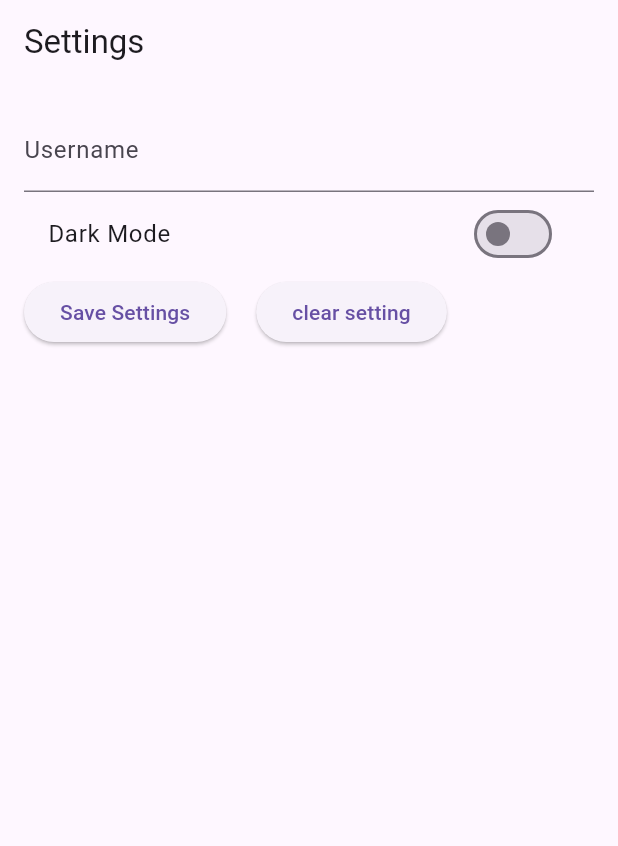
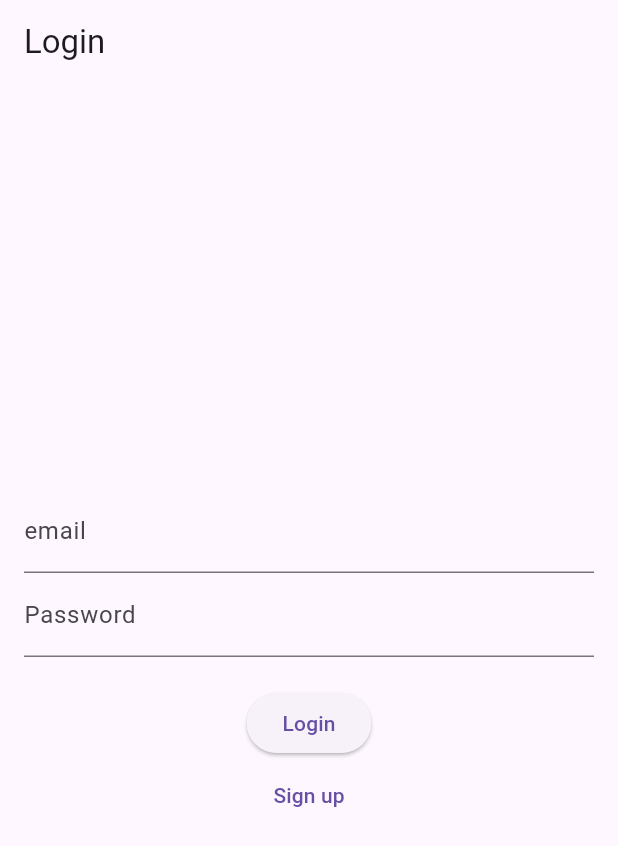
Before and after one commit to HasanAlsaiaari/flutter-course-assignments-2025-2026, a Flutter app: the screen it shows after launch, on a phone screen of 412 x 824 dp. Shown: the top 846 px of the screen. Run offline on Flutter 3.47's test engine with Material 3 defaults, Android fonts, the phone set to English and light mode, and no system bars; our stand-ins replace shared_preferences.

Commit message:
Shared_Preferences-full_example

```diff
--- /dev/null
+++ b/lib/LoginPage.dart
@@ -0,0 +1,76 @@
+
+import 'package:flutter/material.dart';
+import 'package:shared_preferences/shared_preferences.dart';
+import 'HomePage.dart';
+import 'SignUpPage.dart';
+
+class LoginPage extends StatefulWidget {
+  @override
+  _LoginPageState createState() => _LoginPageState();
+}
+
+class _LoginPageState extends State<LoginPage> {
+  final TextEditingController _emailController = TextEditingController();
+  final TextEditingController _passwordController = TextEditingController();
+  String? _errorMessage;
+
+  Future<void> _login() async {
+    final SharedPreferences prefs = await SharedPreferences.getInstance();
+    final String? savedUsername = prefs.getString('username');
+    final String? savedemail = prefs.getString('email');
+    final String? savedPassword = prefs.getString('password');
+
+    if (_emailController.text == savedemail &&
+        _passwordController.text == savedPassword) {
+      Navigator.pushReplacement(
+        context,
+        MaterialPageRoute(builder: (context) => HomePage(username: savedUsername!)),
+      );
+    } else {
+      setState(() {
+        _errorMessage = 'Invalid email or password';
+      });
+    }
+  }
+
+  @override
+  Widget build(BuildContext context) {
+    return MaterialApp(
+      home: Scaffold(
+        appBar: AppBar(title: Text('Login')),
+        body: Padding(
+          padding: EdgeInsets.all(16.0),
+          child: Column(
+            mainAxisAlignment: MainAxisAlignment.center,
+            children: [
+              TextField(
+                controller: _emailController,
+                decoration: InputDecoration(labelText: 'email'),
+              ),
+              TextField(
+                controller: _passwordController,
+                decoration: InputDecoration(labelText: 'Password'),
+                obscureText: true,
+              ),
+              SizedBox(height: 20),
+              ElevatedButton(
+                onPressed: _login,
+                child: Text('Login'),
+              ),
+              TextButton(
+                onPressed: () {
+                  Navigator.push(
+                    context,
+                    MaterialPageRoute(builder: (context) => SignUpPage()),
+                  );
+                },
+                child: Text('Sign up'),
+              ),
+              if (_errorMessage != null) Text(_errorMessage!, style: TextStyle(color: Colors.red)),
+            ],
+          ),
+        ),
+      ),
+    );
+  }
+}
--- /dev/null
+++ b/lib/SignUpPage.dart
@@ -0,0 +1,109 @@
+import 'package:flutter/material.dart';
+import 'package:shared_preferences/shared_preferences.dart';
+import 'LoginPage.dart';
+
+class SignUpPage extends StatefulWidget {
+  @override
+  _SignUpPageState createState() => _SignUpPageState();
+}
+
+class _SignUpPageState extends State<SignUpPage> {
+  final _formKey = GlobalKey<FormState>();
+
+  final TextEditingController _usernameController = TextEditingController();
+  final TextEditingController _emailController = TextEditingController();
+  final TextEditingController _passwordController = TextEditingController();
+
+
+  Future<void> _signUp() async {
+    if (_formKey.currentState!.validate()) {
+      _formKey.currentState!.save();
+      //print('Name: $_name, Email: $_email, Password : ${_passwordController.text}');
+
+    final SharedPreferences prefs = await SharedPreferences.getInstance();
+    await prefs.setString('username', _usernameController.text);
+    await prefs.setString('email', _emailController.text);
+    await prefs.setString('password', _passwordController.text);
+
+    Navigator.pushReplacement(
+      context,
+      MaterialPageRoute(builder: (context) => LoginPage()),
+    );
+    }
+  }
+
+  @override
+  Widget build(BuildContext context) {
+    return MaterialApp(
+      home: Scaffold(
+        appBar: AppBar(title: Text('Sign Up')),
+        body: Padding(
+          padding: EdgeInsets.all(16.0),
+          child: Form(
+            key: _formKey,
+            child: Column(
+              mainAxisAlignment: MainAxisAlignment.center,
+              children: [
+                TextFormField(
+                  decoration: InputDecoration(labelText: 'Email'),
+                  validator: (value) {
+                    if (value == null || value.isEmpty) {
+                      return 'Please enter your E_mail';
+                    }
+                    return null;
+                  },
+                  onSaved: (value) {
+                    _usernameController.text = value!;
+                  },
+                ),
+                TextFormField(
+                  decoration: InputDecoration(labelText: 'Email'),
+                  validator: (value) {
+                    if (value == null || value.isEmpty) {
+                      return 'Please enter your email';
+                    } else if (!RegExp(r"^[a-zA-Z0-9.a-zA-Z0-9.!#$%&'*+-/=?^_`{|}~]+@[a-zA-Z0-9]+\.[a-zA-Z]+").hasMatch(value!)) {
+                      return 'Please enter a valid email address';
+                    }
+                    return null;
+                  },
+                  onSaved: (value) {
+                    _emailController.text = value!;
+                  },
+                ),
+                TextFormField(
+
+                  decoration: InputDecoration(labelText: 'Password'),
+                  obscureText: true,
+                  validator: (value) {
+                    if (value == null || value.isEmpty) {
+                      return 'Please enter your password';
+                    }
+                    else if (value!.length<8) {
+                      return ' password should be at least 8 chars';
+                    }else if (!RegExp("[a-z]").hasMatch(value!)) {
+                      return ' password should at least one lowercase chars';
+                    }else if (!RegExp("[A-Z]").hasMatch(value!)) {
+                      return ' password should at least one uppercase chars';
+                    }else if (!RegExp("[!#\$%&'*+-/=?^_`{|}~@]").hasMatch(value!)) {
+                      return ' password should at least one symbol';
+                    }else if (!RegExp("[0-9]").hasMatch(value!)) {
+                      return ' password should at least one number';
+                    }
+                    return null;
+                  },
+                  onSaved: (value) {
+                    _passwordController.text = value!;
+                  },
+                ),
+                ElevatedButton(
+                  onPressed: _signUp,
+                  child: Text('Sign Up'),
+                ),
+              ],
+            ),
+          ),
+        ),
+      ),
+    );
+  }
+}
--- a/lib/main.dart
+++ b/lib/main.dart
@@ -1,89 +1,20 @@
 
 import 'package:flutter/material.dart';
-import 'package:shared_preferences/shared_preferences.dart';
 
+import 'LoginPage.dart';
 void main() {
-  runApp(SettingsPage());
-}
-class SettingsPage extends StatefulWidget {
-  @override
-  _SettingsPageState createState() => _SettingsPageState();
+  runApp(MyApp());
 }
 
-class _SettingsPageState extends State<SettingsPage> {
-  TextEditingController _usernameController = TextEditingController();
-  bool _darkModeEnabled = false;
-
-  @override
-  void initState() {
-    super.initState();
-    _loadSettings();
-  }
-
-  // Method to load saved settings
-  Future<void> _loadSettings() async {
-    final prefs = await SharedPreferences.getInstance();
-    setState(() {
-      _usernameController.text = prefs.getString('username') ?? '';
-      _darkModeEnabled = prefs.getBool('darkMode') ?? false;
-    });
-  }
-
-  // Method to save settings
-  Future<void> _saveSettings() async {
-    final prefs = await SharedPreferences.getInstance();
-    await prefs.setString('username', _usernameController.text);
-    await prefs.setBool('darkMode', _darkModeEnabled);
-    print('Settings saved');
-  }
-
-  // Method to Delete settings
-  Future<void> _clearSettings() async {
-    final prefs = await SharedPreferences.getInstance();
-    await prefs.remove('username'); // Remove username
-    await prefs.remove('darkMode'); // Remove dark mode preference
-  }
-
+class MyApp extends StatelessWidget {
   @override
   Widget build(BuildContext context) {
     return MaterialApp(
-      home: Scaffold(
-        appBar: AppBar(title: Text('Settings')),
-        body: Padding(
-          padding: const EdgeInsets.all(16.0),
-          child: Column(
-            children: [
-              TextField(
-                controller: _usernameController,
-                decoration: InputDecoration(labelText: 'Username'),
-              ),
-              SwitchListTile(
-                title: Text('Dark Mode'),
-                value: _darkModeEnabled,
-                onChanged: (bool value) {
-                  setState(() {
-                    _darkModeEnabled = value;
-                  });
-                },
-              ),
-              Row(
-                children: [
-                  ElevatedButton(
-                    onPressed: _saveSettings,
-                    child: Text('Save Settings'),
-                  ),
-                  SizedBox(width: 20,),
-                  ElevatedButton(
-                    onPressed: _clearSettings,
-                    child: Text('clear setting'),
-                  ),
-                ],
-              ),
-
-            ],
-          ),
-        ),
+      title: 'Flutter Auth App',
+      theme: ThemeData(
+        primarySwatch: Colors.blue,
       ),
+      home: LoginPage(),
     );
   }
 }
```
Also changed, not shown: lib/HomePage.dart (added, +41 -0 lines).
